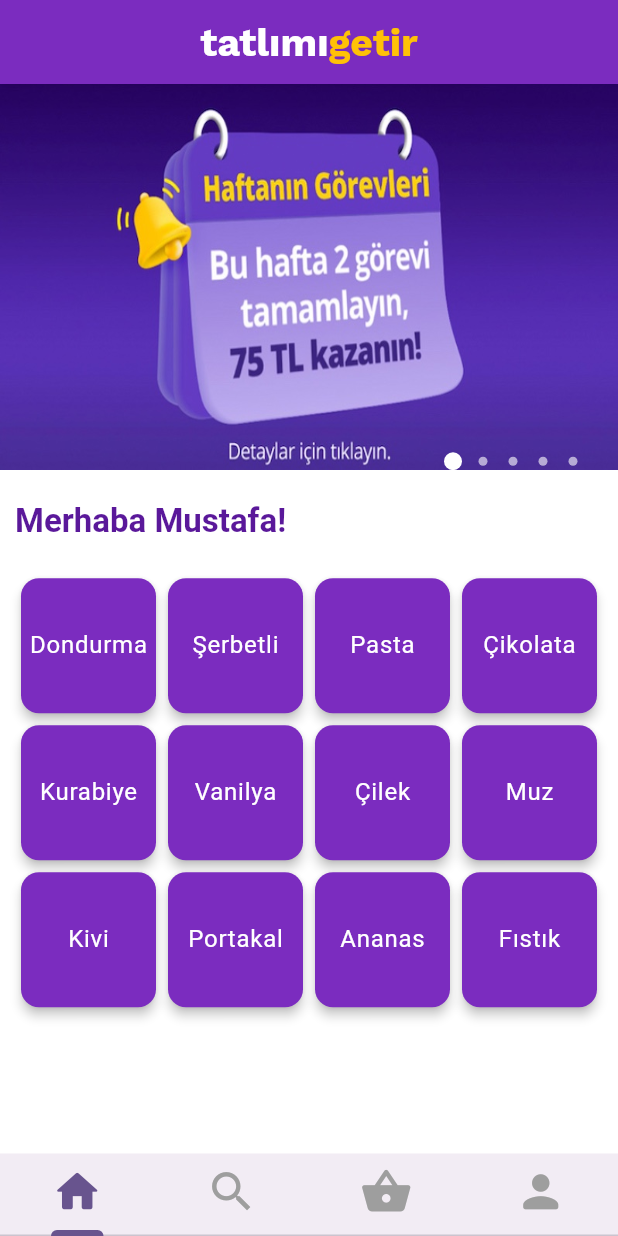
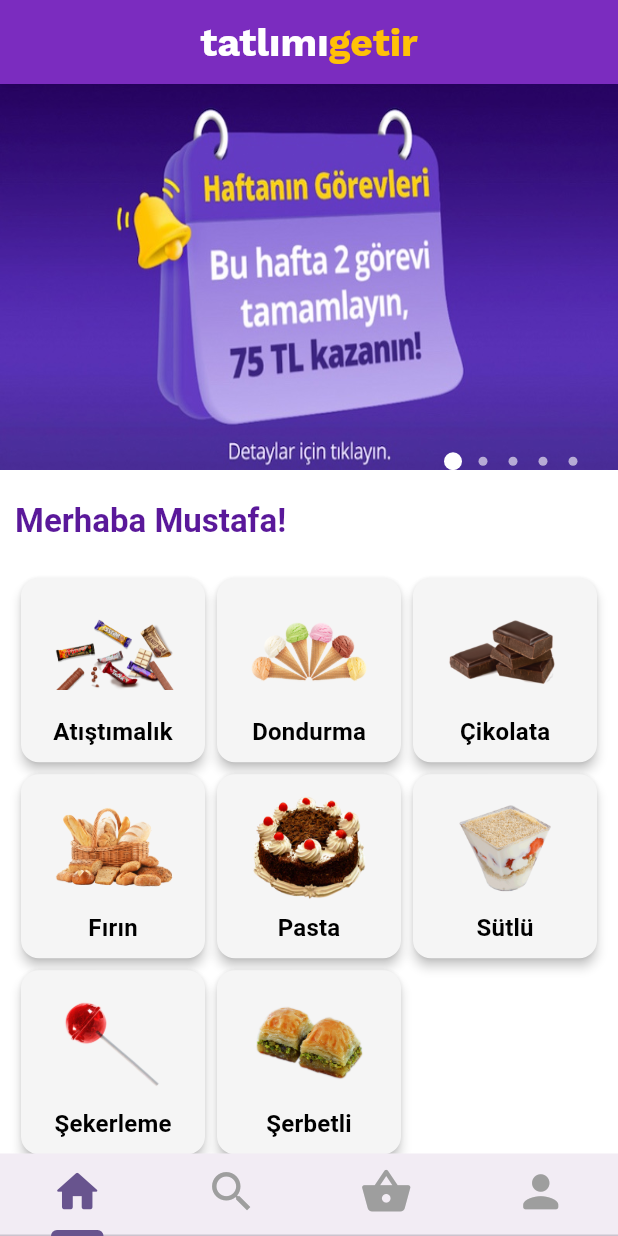
Before and after one commit to lewisVailed/TatlimiGetir, a Flutter app: the screen it shows after launch, on a phone screen of 412 x 824 dp. Run offline on Flutter 3.47's test engine with Material 3 defaults, Android fonts, the phone set to English and light mode, and no system bars; our stand-ins replace another_carousel_pro, google_fonts.

Commit message:
homepage edited and category detail page  completed

```diff
--- /dev/null
+++ b/Flutter/getir_clone_app/lib/data/category.dart
@@ -0,0 +1,7 @@
+class Category{
+  final String name;
+  final String imageName;
+
+  Category({required this.name, required this.imageName});
+
+}
--- a/Flutter/getir_clone_app/lib/views/home_page.dart
+++ b/Flutter/getir_clone_app/lib/views/home_page.dart
@@ -1,6 +1,8 @@
 import 'package:another_carousel_pro/another_carousel_pro.dart';
+import 'package:flutter/cupertino.dart';
 import 'package:flutter/material.dart';
 import 'package:flutter/widgets.dart';
+import 'package:getir_clone_app/data/category.dart';
 import 'package:getir_clone_app/views/category%20detail_page.dart';
 import 'package:google_fonts/google_fonts.dart';
 
@@ -13,8 +15,13 @@ class HomePage extends StatefulWidget {
 
 class _HomePageState extends State<HomePage> {
 
-  var kategoriler = ["Dondurma","Şerbetli","Pasta","Çikolata","Kurabiye","Vanilya","Çilek","Muz","Kivi","Portakal","Ananas","Fıstık"];
+  late List<Category> _category;
 
+  @override
+  void initState() {
+    super.initState();
+    _category = CategoryItems().category;
+  }
   @override
   Widget build(BuildContext context) {
     return Scaffold(
@@ -69,33 +76,37 @@ class _HomePageState extends State<HomePage> {
               ),
             ),
             Padding(
-              padding:  const EdgeInsets.symmetric(horizontal: 10),
+              padding:    const EdgeInsets.symmetric(horizontal: 10),
               child: Column(
                 crossAxisAlignment: CrossAxisAlignment.start,
                 children: [
                   Padding(
-                    padding: const EdgeInsets.symmetric(vertical: 20),
+                    padding:  const EdgeInsets.symmetric(vertical: 20),
                     child: Text("Merhaba Mustafa!",style: Theme.of(context).textTheme.titleLarge?.copyWith(color: const Color(0xff5a189a),fontWeight: FontWeight.bold),),
                   ),
                   GridView.builder(
 
                     shrinkWrap: true,
                     gridDelegate:  const SliverGridDelegateWithFixedCrossAxisCount(
-                      crossAxisCount: 4,
+                      crossAxisCount: 3,
                       childAspectRatio: 1/1),
-                    itemCount: kategoriler.length,
+                    itemCount: _category.length,
                     itemBuilder: (context,index){
                       return GestureDetector(
                         onTap: (){
-                          Navigator.push(context, MaterialPageRoute(builder: (context) => CategoryDetailPage(category_name: kategoriler[index])));
+                          Navigator.push(context, MaterialPageRoute(builder: (context) => CategoryDetailPage(category: _category[index])));
                         },
                         child: Card(
-                          color: const Color(0xff7b2cbf),
+                          color: Colors.grey[100],
                           elevation: 3,
-                          child: Row(
+                          child: Column(
                             mainAxisAlignment: MainAxisAlignment.center,
                             children: [
-                              Text(kategoriler[index],style: Theme.of(context).textTheme.bodyLarge?.copyWith(color: Colors.white))
+                              SizedBox(
+                                height: MediaQuery.of(context).size.width/5,
+                                width: MediaQuery.of(context).size.width/5,
+                                child: Image.asset("images/category/${_category[index].imageName}.png",fit: BoxFit.contain,)),
+                              Text(_category[index].name,style: Theme.of(context).textTheme.titleMedium?.copyWith(color: Colors.black,fontWeight: FontWeight.bold))
                             ],
                           ),
                         ),
@@ -111,3 +122,20 @@ class _HomePageState extends State<HomePage> {
     );
   }
 }
+
+class CategoryItems{
+  late final List<Category> category;
+
+  CategoryItems(){
+    category = [
+      Category(name: "Atıştımalık", imageName: "snack"),
+      Category(name: "Dondurma", imageName: "icecream"),
+      Category(name: "Çikolata", imageName: "chocolate"),
+      Category(name: "Fırın", imageName: "bakery"),
+      Category(name: "Pasta", imageName: "cake"),
+      Category(name: "Sütlü", imageName: "milky"),
+      Category(name: "Şekerleme", imageName: "candy"),
+      Category(name: "Şerbetli", imageName: "syrupy")
+    ];
+  }
+}
--- a/Flutter/getir_clone_app/pubspec.yaml
+++ b/Flutter/getir_clone_app/pubspec.yaml
@@ -67,6 +67,8 @@ flutter:
   # To add assets to your application, add an assets section, like this:
   assets:
     - images/
+    - images/category/
+
   #   - images/a_dot_ham.jpeg
 
   # An image asset can refer to one or more resolution-specific "variants", see
```
Also changed, not shown: Flutter/getir_clone_app/lib/views/category detail_page.dart (+23 -4 lines), Flutter/getir_clone_app/images/category/bakery.png (added), Flutter/getir_clone_app/images/category/cake.png (added), Flutter/getir_clone_app/images/category/candy.png (added), Flutter/getir_clone_app/images/category/chocolate.png (added), Flutter/getir_clone_app/images/category/icecream.png (added), Flutter/getir_clone_app/images/category/milky.png (added), Flutter/getir_clone_app/images/category/snack.png (added), Flutter/getir_clone_app/images/category/syrupy.png (added).
